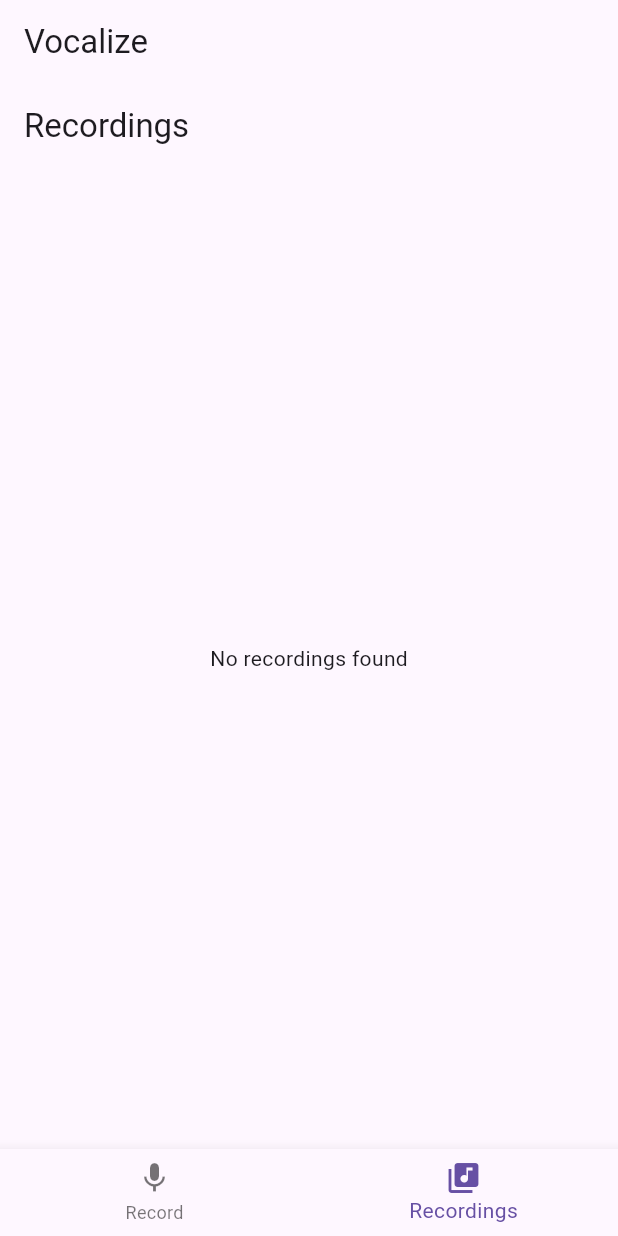
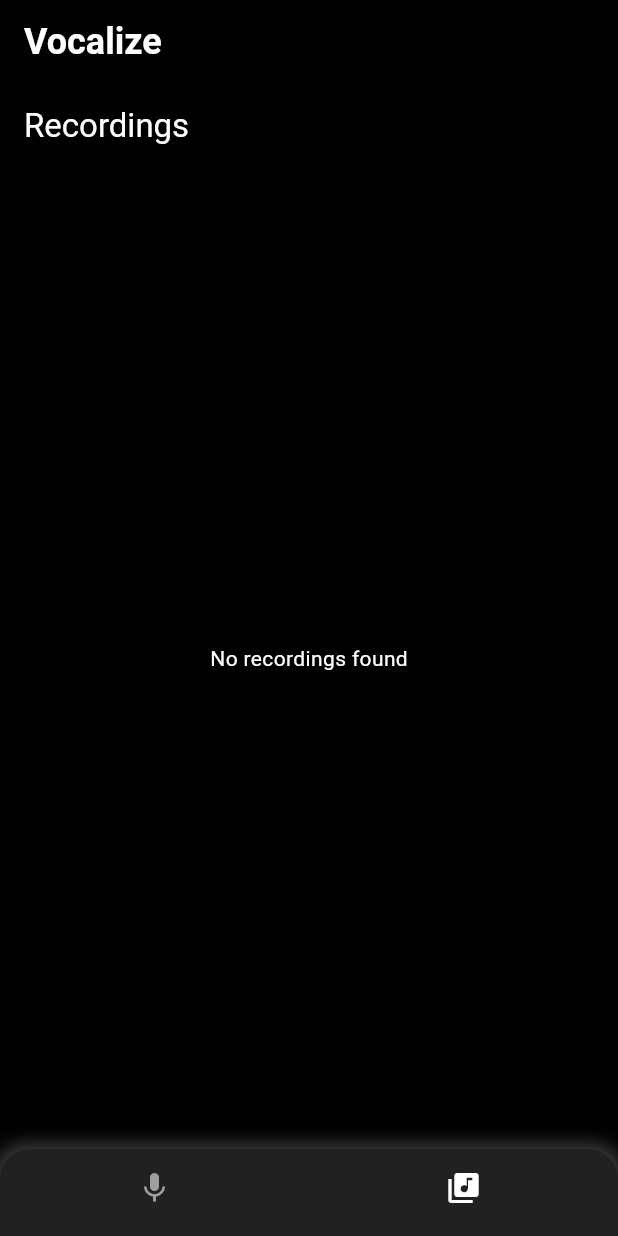
Before and after one commit to s1mple0315/Vocalize, a Flutter app: the screen it shows after launch, item 2 of the bottom bar chosen, on a phone screen of 412 x 824 dp. Run offline on Flutter 3.47's test engine with Material 3 defaults, Android fonts, the phone set to English and light mode, and no system bars; our stand-ins replace permission_handler; missing offline and left inert: flutter_sound.

Commit message:
Enhance UI with dark theme and improved navigation bar styling

```diff
--- /dev/null
+++ b/devtools_options.yaml
@@ -0,0 +1,3 @@
+description: This file stores settings for Dart & Flutter DevTools.
+documentation: https://docs.flutter.dev/tools/devtools/extensions#configure-extension-enablement-states
+extensions:
--- a/lib/main.dart
+++ b/lib/main.dart
@@ -1,4 +1,5 @@
 import 'package:flutter/material.dart';
+import 'package:flutter/services.dart';
 import 'package:vocalize/ui/pages/main_page.dart';
 
 void main() {
@@ -11,8 +12,12 @@ class VocalizeApp extends StatelessWidget {
   @override
   Widget build(BuildContext context) {
     return MaterialApp(
+      debugShowCheckedModeBanner: false,
       title: 'Vocalize',
       theme: ThemeData(
+        splashColor: Colors.transparent,
+        highlightColor: Colors.transparent,
+        hoverColor: Colors.transparent,
         primarySwatch: Colors.grey,
       ),
       home: const MainPage(),
--- a/lib/ui/pages/main_page.dart
+++ b/lib/ui/pages/main_page.dart
@@ -1,4 +1,7 @@
+import 'dart:io';
+
 import 'package:flutter/material.dart';
+import 'package:flutter/services.dart';
 import 'package:vocalize/services/audio_recorder.dart';
 import 'package:vocalize/ui/pages/recordings_page.dart';
 import 'package:vocalize/ui/widgets/bottom_nav_bar.dart';
@@ -19,6 +22,12 @@ class _MainPageState extends State<MainPage> {
   void initState() {
     super.initState();
     _audioRecorder.initialize();
+    if (Platform.isAndroid) {
+      SystemChrome.setSystemUIOverlayStyle(
+        SystemUiOverlayStyle(systemNavigationBarColor: Colors.grey[900],
+        systemNavigationBarIconBrightness: Brightness.light),
+      );
+    }
   }
 
   @override
@@ -29,8 +38,10 @@ class _MainPageState extends State<MainPage> {
 
   final List<Widget> _pages = [
     const Center(
-      child: Text('Dictaphone functionality will be here',
-        style: TextStyle(fontSize: 18),),
+      child: Text(
+        'Dictaphone functionality will be here',
+        style: TextStyle(fontSize: 18, color: Colors.white),
+      ),
     ),
     RecordingsPage()
   ];
@@ -58,13 +69,36 @@ class _MainPageState extends State<MainPage> {
   @override
   Widget build(BuildContext context) {
     return Scaffold(
+      backgroundColor: Colors.black,
       appBar: AppBar(
-        title: const Text('Vocalize'),
+        backgroundColor: Colors.black,
+        title: const Text('Vocalize', style: TextStyle(color: Colors.white, fontSize: 24, fontWeight: FontWeight.bold)),
       ),
       body: _pages[currentIndex],
-      bottomNavigationBar: BottomNavBar(
-        currentIndex: currentIndex,
-        onTabSelected: onTabSelected,
+      bottomNavigationBar: Container(
+        decoration: BoxDecoration(
+          borderRadius: BorderRadius.only(
+            topLeft: Radius.circular(20),
+            topRight: Radius.circular(20),
+          ),
+          boxShadow: [
+            BoxShadow(
+              color: Colors.grey[800] ?? Colors.grey,
+              blurRadius: 10,
+              spreadRadius: 3,
+            )
+          ]
+        ),
+        child: ClipRRect(
+          borderRadius: BorderRadius.only(
+            topLeft: Radius.circular(20),
+            topRight: Radius.circular(20),
+          ),
+          child: BottomNavBar(
+            currentIndex: currentIndex,
+            onTabSelected: onTabSelected,
+          ),
+        ),
       ),
     );
   }
--- a/lib/ui/pages/recordings_page.dart
+++ b/lib/ui/pages/recordings_page.dart
@@ -28,11 +28,20 @@ class _RecordingsPageState extends State<RecordingsPage> {
   @override
   Widget build(BuildContext context) {
     return Scaffold(
+      backgroundColor: Colors.black,
       appBar: AppBar(
-        title: const Text('Recordings'),
+        backgroundColor: Colors.black,
+        title: const Text(
+          'Recordings',
+          style: TextStyle(color: Colors.white),
+        ),
       ),
       body: _recordings.isEmpty
-          ? const Center(child: Text('No recordings found'))
+          ? const Center(
+              child: Text(
+              'No recordings found',
+              style: TextStyle(color: Colors.white),
+            ))
           : ListView.builder(
               itemCount: _recordings.length,
               itemBuilder: (context, index) {
--- a/lib/ui/widgets/bottom_nav_bar.dart
+++ b/lib/ui/widgets/bottom_nav_bar.dart
@@ -13,10 +13,20 @@ class BottomNavBar extends StatelessWidget {
   @override
   Widget build(BuildContext context) {
     return BottomNavigationBar(
+      showSelectedLabels: false,
+      showUnselectedLabels: false,
+      selectedItemColor: Colors.white,
+      unselectedItemColor: Colors.grey,
+      type: BottomNavigationBarType.fixed,
+      backgroundColor: Colors.grey[900],
       currentIndex: currentIndex,
       onTap: onTabSelected,
+
       items: [
-        BottomNavigationBarItem(icon: Icon(Icons.mic), label: 'Record'),
+        BottomNavigationBarItem(
+            icon: Icon(Icons.mic),
+            backgroundColor: Colors.white,
+            label: 'Record'),
         BottomNavigationBarItem(
             icon: Icon(Icons.library_music), label: 'Recordings'),
       ],
```
